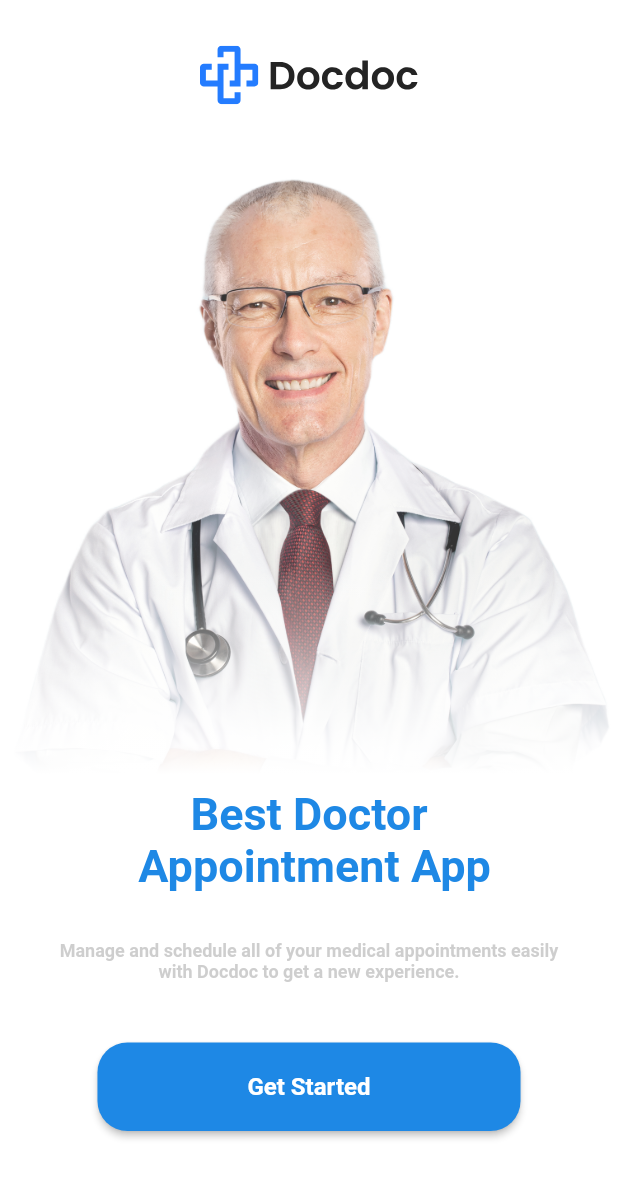
After one commit to Hegazy02/doctorito, a Flutter app: the screen it shows after launch, on a phone screen of 412 x 824 dp. The commit adds this screen. Shown: the top 1178 px of the screen. Run offline on Flutter 3.47's test engine with Material 2 defaults, Android fonts, the phone set to English and light mode, and no system bars; our stand-ins replace flutter_svg.

Commit message:
refactoring onboarding view

```diff
--- a/lib/features/home/presentation/views/home_view.dart
+++ b/lib/features/home/presentation/views/home_view.dart
@@ -1,4 +1,4 @@
-import 'package:doctorito/features/home/presentation/views/home_view_body.dart';
+import 'package:doctorito/features/home/presentation/views/widgets/home_view_body.dart';
 import 'package:flutter/material.dart';
 
 class HomeView extends StatelessWidget {
--- /dev/null
+++ b/lib/features/home/presentation/views/widgets/best_doctor_widget.dart
@@ -0,0 +1,23 @@
+import 'package:doctorito/core/theme/styles.dart';
+import 'package:flutter/material.dart';
+
+class BestDoctorWidget extends StatelessWidget {
+  const BestDoctorWidget({
+    super.key,
+  });
+
+  @override
+  Widget build(BuildContext context) {
+    return Positioned.fill(
+      bottom: 60,
+      child: Align(
+        alignment: Alignment.bottomCenter,
+        child: Text(
+          "Best Doctor \n Appointment App",
+          textAlign: TextAlign.center,
+          style: Styles.style30,
+        ),
+      ),
+    );
+  }
+}
--- /dev/null
+++ b/lib/features/home/presentation/views/widgets/custom_button.dart
@@ -0,0 +1,22 @@
+import 'package:doctorito/core/theme/styles.dart';
+import 'package:flutter/material.dart';
+
+class CustomButton extends StatelessWidget {
+  const CustomButton({
+    super.key,
+  });
+
+  @override
+  Widget build(BuildContext context) {
+    return ElevatedButton(
+        onPressed: () {},
+        style: ElevatedButton.styleFrom(
+            shape:
+                RoundedRectangleBorder(borderRadius: BorderRadius.circular(20)),
+            padding: const EdgeInsets.symmetric(vertical: 20, horizontal: 100)),
+        child: const Text(
+          "Get Started",
+          style: Styles.style16,
+        ));
+  }
+}
--- /dev/null
+++ b/lib/features/home/presentation/views/widgets/doctor_image_widget.dart
@@ -0,0 +1,43 @@
+import 'package:doctorito/features/home/presentation/views/widgets/best_doctor_widget.dart';
+import 'package:doctorito/features/home/presentation/views/widgets/side_text_widget.dart';
+import 'package:flutter/material.dart';
+
+class DoctorImageWidget extends StatelessWidget {
+  const DoctorImageWidget({
+    super.key,
+  });
+
+  @override
+  Widget build(BuildContext context) {
+    return Stack(
+      children: [
+        ColorFiltered(
+          colorFilter: ColorFilter.mode(
+            Colors.white.withOpacity(0.8),
+            BlendMode.modulate,
+          ),
+          child: Image.asset(
+            "assets/images/Image.png",
+          ),
+        ),
+        Container(
+          width: double.infinity,
+          decoration: BoxDecoration(
+              gradient: LinearGradient(
+            colors: [
+              Colors.white.withOpacity(0),
+              Colors.white.withOpacity(0),
+              Colors.white.withOpacity(0),
+              Colors.white,
+              Colors.white,
+            ],
+            end: Alignment.bottomCenter,
+            begin: Alignment.topCenter,
+          )),
+        ),
+        const BestDoctorWidget(),
+        const SideTextWidget(),
+      ],
+    );
+  }
+}
--- /dev/null
+++ b/lib/features/home/presentation/views/widgets/home_view_body.dart
@@ -0,0 +1,33 @@
+import 'package:doctorito/features/home/presentation/views/widgets/custom_button.dart';
+import 'package:doctorito/features/home/presentation/views/widgets/doctor_image_widget.dart';
+import 'package:doctorito/features/home/presentation/views/widgets/logo_widget.dart';
+import 'package:flutter/material.dart';
+
+class HomeViewBody extends StatelessWidget {
+  const HomeViewBody({super.key});
+
+  @override
+  Widget build(BuildContext context) {
+    return const Padding(
+      padding: EdgeInsets.symmetric(vertical: 30),
+      child: Column(
+        children: [
+          LogoWidget(),
+          SizedBox(
+            height: 30,
+          ),
+          Expanded(
+            child: DoctorImageWidget(),
+          ),
+          SizedBox(
+            height: 40,
+          ),
+          CustomButton(),
+          SizedBox(
+            height: 40,
+          ),
+        ],
+      ),
+    );
+  }
+}
--- /dev/null
+++ b/lib/features/home/presentation/views/widgets/logo_widget.dart
@@ -0,0 +1,12 @@
+import 'package:flutter/material.dart';
+import 'package:flutter_svg/flutter_svg.dart';
+
+class LogoWidget extends StatelessWidget {
+  const LogoWidget({super.key});
+
+  @override
+  Widget build(BuildContext context) {
+    return SizedBox(
+        height: 40, child: SvgPicture.asset('assets/images/logo.svg'));
+  }
+}
--- /dev/null
+++ b/lib/features/home/presentation/views/widgets/side_text_widget.dart
@@ -0,0 +1,25 @@
+import 'package:doctorito/core/theme/styles.dart';
+import 'package:flutter/material.dart';
+
+class SideTextWidget extends StatelessWidget {
+  const SideTextWidget({
+    super.key,
+  });
+
+  @override
+  Widget build(BuildContext context) {
+    return Positioned.fill(
+      child: Align(
+        alignment: Alignment.bottomCenter,
+        child: Padding(
+          padding: const EdgeInsets.symmetric(horizontal: 30),
+          child: Text(
+            "Manage and schedule all of your medical appointments easily with Docdoc to get a new experience.",
+            style: Styles.style12,
+            textAlign: TextAlign.center,
+          ),
+        ),
+      ),
+    );
+  }
+}
```
Also changed, not shown: lib/features/home/presentation/views/home_view_body.dart (deleted, +0 -97 lines), assets/images/Frame 1000005357.svg (added).
